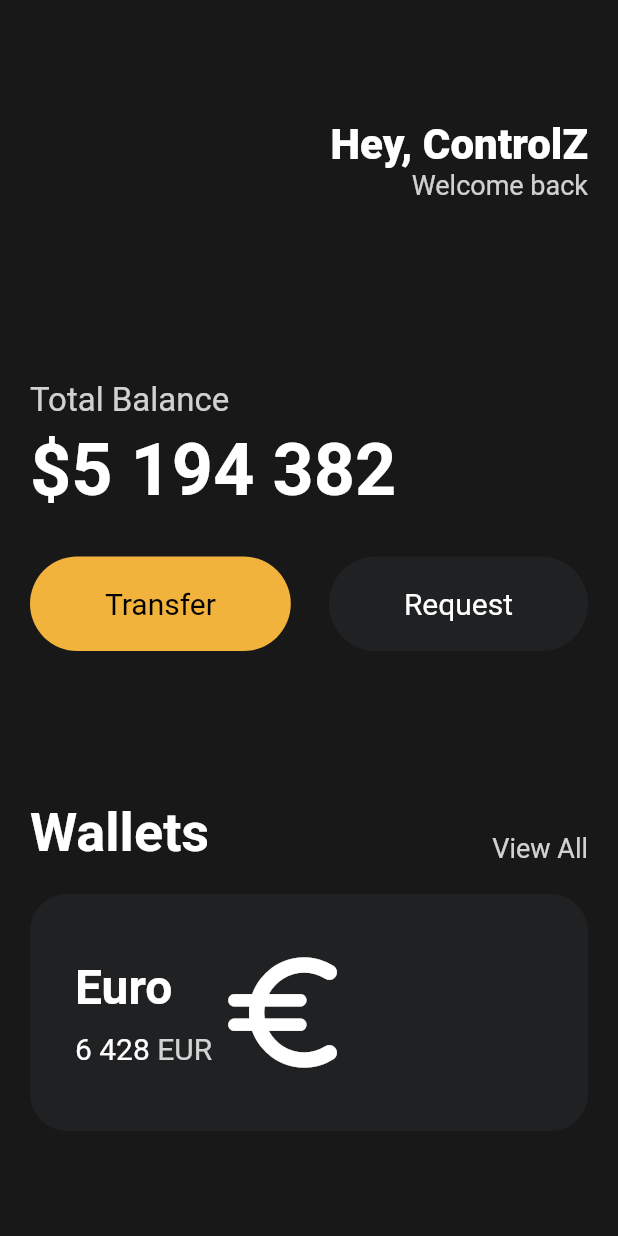
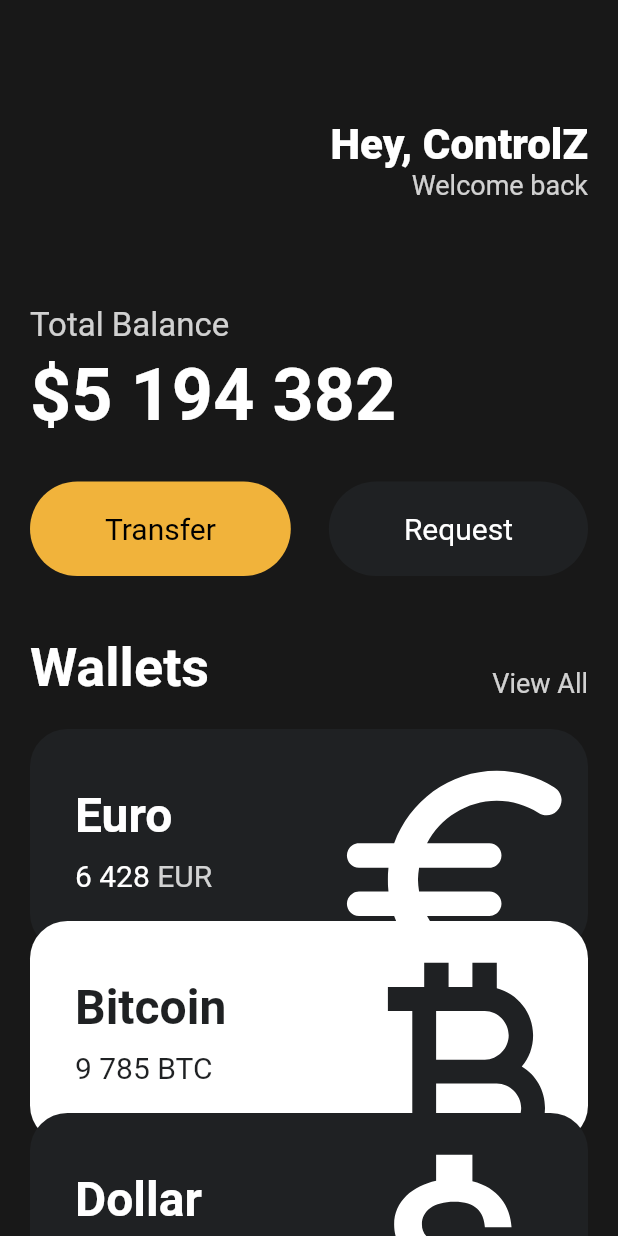
Before and after one commit to controlZ/flutter_first_app, a Flutter app: the screen it shows after launch, on a phone screen of 412 x 824 dp. Run offline on Flutter 3.47's test engine with Material 2 defaults, Android fonts, the phone set to English and light mode, and no system bars.

Commit message:
✨ feat: add card widget

```diff
--- a/lib/main.dart
+++ b/lib/main.dart
@@ -1,5 +1,6 @@
 import 'package:flutter/material.dart';
 import 'package:flutter_project_1/widgets/Button.dart';
+import 'package:flutter_project_1/widgets/currency_card.dart';
 
 void main() {
   runApp(const App());
@@ -13,7 +14,8 @@ class App extends StatelessWidget {
     return MaterialApp(
         home: Scaffold(
             backgroundColor: const Color(0xFF181818),
-            body: Padding(
+            body: SingleChildScrollView(
+              child: Padding(
                   padding: const EdgeInsets.symmetric(horizontal: 20),
                   child: Column(
                     crossAxisAlignment: CrossAxisAlignment.start,
@@ -44,7 +46,7 @@ class App extends StatelessWidget {
                               ]),
                         ],
                       ),
-                    const SizedBox(height: 120),
+                      const SizedBox(height: 70),
                       Text(
                         'Total Balance',
                         style: TextStyle(
@@ -77,7 +79,7 @@ class App extends StatelessWidget {
                               textColor: Colors.white),
                         ],
                       ),
-                    const SizedBox(height: 100),
+                      const SizedBox(height: 40),
                       Row(
                         crossAxisAlignment: CrossAxisAlignment.end,
                         mainAxisAlignment: MainAxisAlignment.spaceBetween,
@@ -97,54 +99,35 @@ class App extends StatelessWidget {
                         ],
                       ),
                       const SizedBox(height: 20),
-                    Container(
-                      decoration: BoxDecoration(
-                        color: const Color(0xFF1F2123),
-                        borderRadius: BorderRadius.circular(25),
+                      const CurrencyCard(
+                        name: 'Euro',
+                        code: 'EUR',
+                        amount: '6 428',
+                        icon: Icons.euro_rounded,
+                        isInverted: false,
+                        xOffset: 0,
+                        yOffset: 0,
                       ),
-                      child: Padding(
-                        padding: const EdgeInsets.all(30),
-                        child: Row(
-                          children: [
-                            Column(
-                              crossAxisAlignment: CrossAxisAlignment.start,
-                              children: [
-                                const Text(
-                                  'Euro',
-                                  style: TextStyle(
-                                    color: Colors.white,
-                                    fontSize: 32,
-                                    fontWeight: FontWeight.w600,
+                      const CurrencyCard(
+                        name: 'Bitcoin',
+                        code: 'BTC',
+                        amount: '9 785',
+                        icon: Icons.currency_bitcoin,
+                        isInverted: true,
+                        xOffset: 0,
+                        yOffset: -20,
                       ),
-                                ),
-                                const SizedBox(height: 10),
-                                Row(
-                                  children: [
-                                    const Text('6 428',
-                                        style: TextStyle(
-                                          fontSize: 20,
-                                          color: Colors.white,
-                                        )),
-                                    const SizedBox(width: 5),
-                                    Text('EUR',
-                                        style: TextStyle(
-                                            color:
-                                                Colors.white.withOpacity(0.8),
-                                            fontSize: 20)),
-                                  ],
-                                )
-                              ],
-                            ),
-                            const Icon(
-                              Icons.euro_rounded,
-                              color: Colors.white,
-                              size: 98,
+                      const CurrencyCard(
+                        name: 'Dollar',
+                        code: 'USD',
+                        amount: '6 428',
+                        icon: Icons.attach_money_outlined,
+                        isInverted: false,
+                        xOffset: 0,
+                        yOffset: -40,
                       ),
                     ],
-                        ),
-                      ),
-                    )
-                  ],
-                ))));
+                  )),
+            )));
   }
 }
--- /dev/null
+++ b/lib/widgets/currency_card.dart
@@ -0,0 +1,87 @@
+import 'package:flutter/material.dart';
+
+class CurrencyCard extends StatelessWidget {
+  final String name, code, amount;
+  final IconData icon;
+  final bool isInverted;
+  final double xOffset;
+  final double yOffset;
+
+  final _blackColor = const Color(0xFF1F2123);
+
+  const CurrencyCard(
+      {super.key,
+      required this.name,
+      required this.code,
+      required this.amount,
+      required this.icon,
+      required this.isInverted,
+      required this.xOffset,
+      required this.yOffset});
+
+  @override
+  Widget build(BuildContext context) {
+    return Transform.translate(
+      offset: Offset(xOffset, yOffset),
+      child: Container(
+        clipBehavior: Clip.hardEdge,
+        decoration: BoxDecoration(
+          color: isInverted ? Colors.white : _blackColor,
+          borderRadius: BorderRadius.circular(25),
+        ),
+        child: Padding(
+          padding: const EdgeInsets.all(30),
+          child: Row(
+            mainAxisAlignment: MainAxisAlignment.spaceBetween,
+            children: [
+              Column(
+                crossAxisAlignment: CrossAxisAlignment.start,
+                children: [
+                  Text(
+                    name,
+                    style: TextStyle(
+                      color: isInverted ? _blackColor : Colors.white,
+                      fontSize: 32,
+                      fontWeight: FontWeight.w600,
+                    ),
+                  ),
+                  const SizedBox(height: 10),
+                  Row(
+                    children: [
+                      Text(amount,
+                          style: TextStyle(
+                            fontSize: 20,
+                            color: isInverted ? _blackColor : Colors.white,
+                          )),
+                      const SizedBox(width: 5),
+                      Text(code,
+                          style: TextStyle(
+                              color: isInverted
+                                  ? _blackColor
+                                  : Colors.white.withOpacity(0.8),
+                              fontSize: 20)),
+                    ],
+                  )
+                ],
+              ),
+              Transform.scale(
+                scale: 2.2,
+                child: Transform.translate(
+                  offset: const Offset(-5, 12),
+                  child: Icon(
+                    icon,
+                    color: isInverted ? _blackColor : Colors.white,
+                    size: 88,
+                  ),
+                ),
+              )
+            ],
+          ),
+        ),
+      ),
+    );
+
+    // TODO: implement build
+    throw UnimplementedError();
+  }
+}
```
Lines whose indentation alone changed are shown as unchanged.
